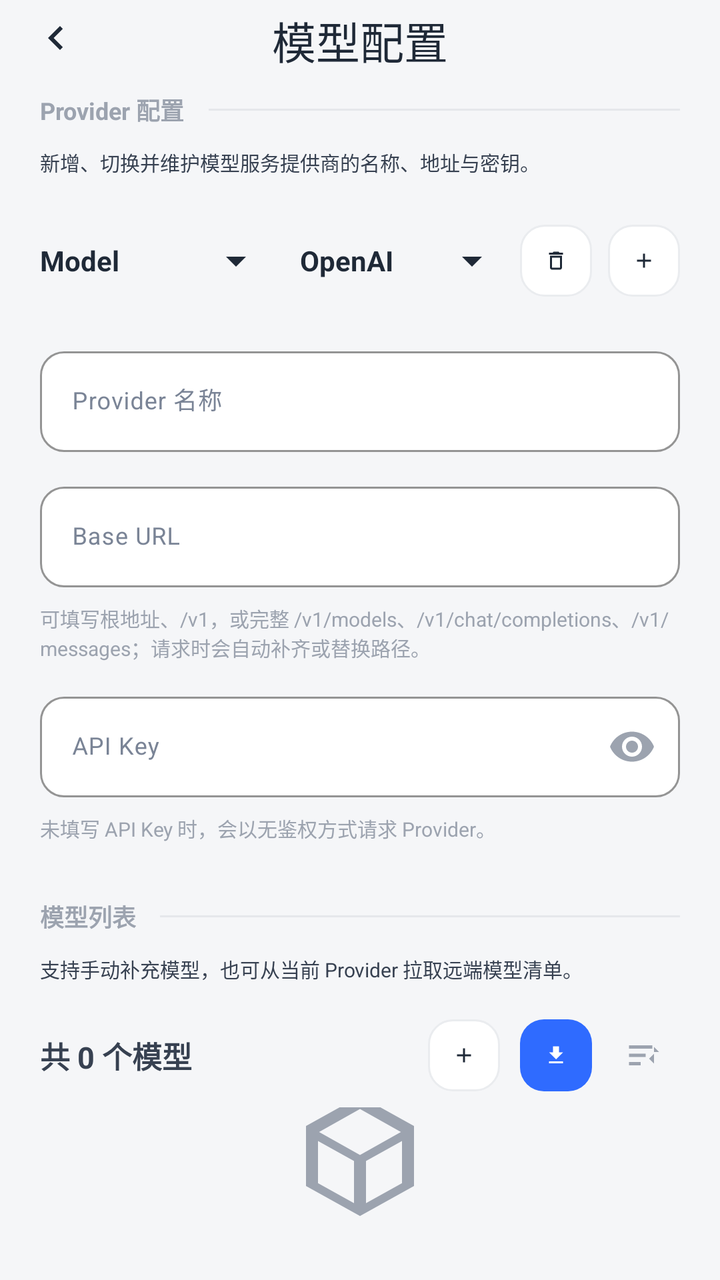
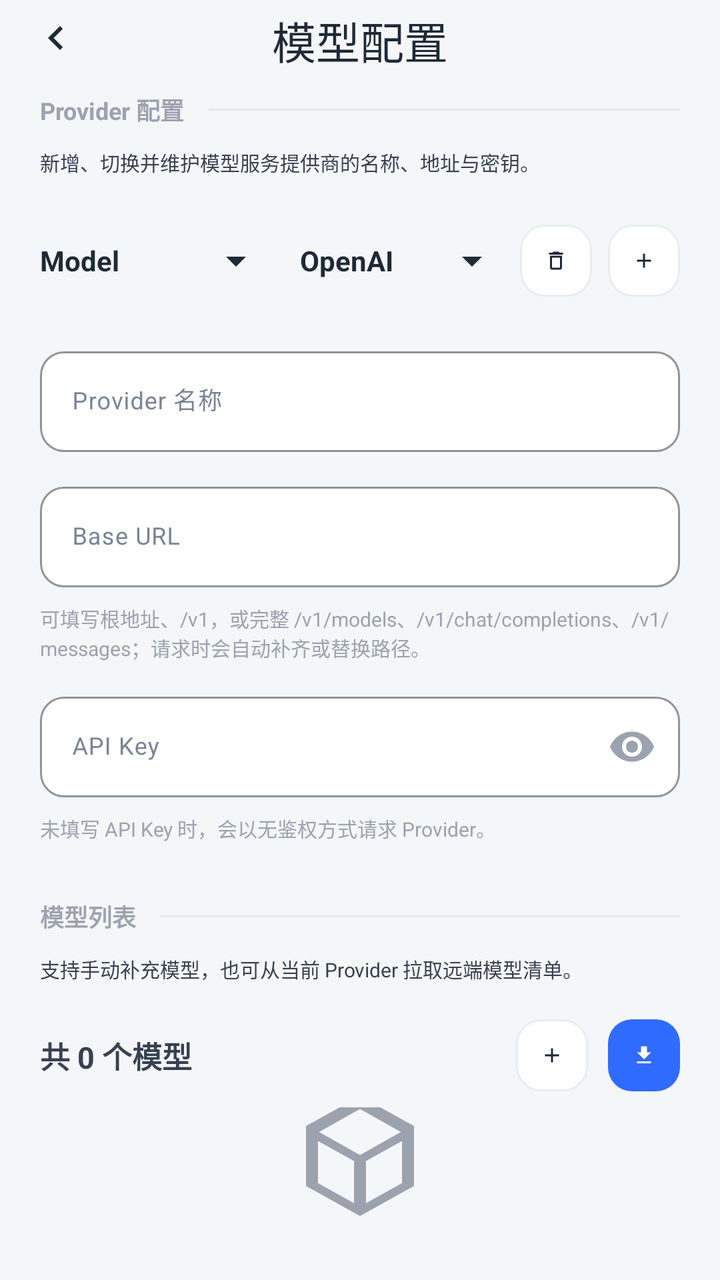

Screens rendered from an Android XML layout before and after an edit, with the pre-edit source and the edit as a unified diff.
<!-- AndroidManifest.xml: application theme Theme.ManTou -->
<!-- res/layout/activity_model_setting.xml -->
<?xml version="1.0" encoding="utf-8"?>
<LinearLayout xmlns:android="http://schemas.android.com/apk/res/android"
    xmlns:tools="http://schemas.android.com/tools"
    xmlns:app="http://schemas.android.com/apk/res-auto"
    android:id="@+id/main"
    android:layout_width="match_parent"
    android:layout_height="match_parent"
    android:orientation="vertical"
    android:background="#F5F6F8"
    tools:context=".view.ModelSettingActivity">

    
    <com.google.android.material.appbar.MaterialToolbar
        android:id="@+id/toolbar"
        android:layout_width="match_parent"
        android:layout_height="38dp"
        android:background="#F5F6F8"
        app:title="模型配置"
        app:titleCentered="true"
        app:titleTextColor="#1F2937"
        app:titleTextAppearance="@style/TextAppearance.Material3.TitleLarge"
        app:navigationIcon="@drawable/ic_arrow_back"
        app:navigationIconTint="#1F2937" />

    
    <LinearLayout
        android:layout_width="match_parent"
        android:layout_height="0dp"
        android:layout_weight="1"
        android:orientation="vertical">

        <LinearLayout
            android:layout_width="match_parent"
            android:layout_height="match_parent"
            android:orientation="vertical"
            android:paddingHorizontal="20dp"
            android:paddingBottom="24dp">

            

            
            <LinearLayout
                android:layout_width="match_parent"
                android:layout_height="wrap_content"
                android:gravity="center_vertical"
                android:orientation="horizontal"
                android:layout_marginTop="8dp">

                <TextView
                    android:layout_width="wrap_content"
                    android:layout_height="wrap_content"
                    android:text="Provider 配置"
                    android:textColor="#9CA3AF"
                    android:textSize="12sp"
                    android:textStyle="bold" />

                <View
                    android:layout_width="0dp"
                    android:layout_height="1dp"
                    android:layout_marginStart="12dp"
                    android:layout_weight="1"
                    android:background="#E5E7EB" />
            </LinearLayout>

            
            <TextView
                android:layout_width="match_parent"
                android:layout_height="wrap_content"
                android:layout_marginTop="10dp"
                android:text="新增、切换并维护模型服务提供商的名称、地址与密钥。"
                android:textColor="#374151"
                android:textSize="10sp" />

            
            <LinearLayout
                android:layout_width="match_parent"
                android:layout_height="wrap_content"
                android:layout_marginTop="18dp"
                android:gravity="center_vertical"
                android:orientation="horizontal">

                
                <com.google.android.material.textfield.TextInputLayout
                    android:id="@+id/tilProvider"
                    style="@style/Widget.Material3.TextInputLayout.OutlinedBox"
                    android:layout_width="0dp"
                    android:layout_height="wrap_content"
                    android:layout_weight="1"
                    android:layout_marginEnd="8dp"
                    app:boxBackgroundColor="#FFFFFF"
                    app:boxCornerRadiusBottomEnd="12dp"
                    app:boxCornerRadiusBottomStart="12dp"
                    app:boxCornerRadiusTopEnd="12dp"
                    app:boxCornerRadiusTopStart="12dp"
                    app:boxStrokeColor="#EAECEF"
                    app:boxStrokeWidth="1dp"
                    app:boxStrokeWidthFocused="1dp"
                    app:endIconMode="dropdown_menu"
                    app:endIconTint="#1F2937"
                    app:hintEnabled="false">

                    <AutoCompleteTextView
                        android:id="@+id/actvProvider"
                        android:layout_width="match_parent"
                        android:layout_height="match_parent"
                        android:background="@android:color/transparent"
                        android:clickable="true"
                        android:ellipsize="end"
                        android:focusable="false"
                        android:inputType="none"
                        android:maxLines="1"
                        android:text="Model"
                        android:textColor="#1F2937"
                        android:textSize="14sp"
                        android:textStyle="bold" />
                </com.google.android.material.textfield.TextInputLayout>

                
                <com.google.android.material.textfield.TextInputLayout
                    android:id="@+id/tilProvider2"
                    style="@style/Widget.Material3.TextInputLayout.OutlinedBox"
                    android:layout_width="wrap_content"
                    android:layout_height="wrap_content"
                    app:boxBackgroundColor="#FFFFFF"
                    app:boxCornerRadiusBottomEnd="12dp"
                    app:boxCornerRadiusBottomStart="12dp"
                    app:boxCornerRadiusTopEnd="12dp"
                    app:boxCornerRadiusTopStart="12dp"
                    app:boxStrokeColor="#EAECEF"
                    app:boxStrokeWidth="1dp"
                    app:boxStrokeWidthFocused="1dp"
                    app:endIconMode="dropdown_menu"
                    app:endIconTint="#1F2937"
                    app:hintEnabled="false">

                    <AutoCompleteTextView
                        android:id="@+id/actvProvider2"
                        android:layout_width="110dp"
                        android:layout_height="wrap_content"
                        android:background="@android:color/transparent"
                        android:clickable="true"
                        android:focusable="false"
                        android:inputType="none"
                        android:text="OpenAI"
                        android:textColor="#1F2937"
                        android:textSize="14sp"
                        android:textStyle="bold" />
                </com.google.android.material.textfield.TextInputLayout>

                
                <ImageView
                    android:id="@+id/btnDeleteProvider"
                    android:layout_width="36dp"
                    android:layout_height="36dp"
                    android:background="@drawable/bg_card_white_rounded"
                    android:contentDescription="删除"
                    android:padding="12dp"
                    android:src="@drawable/ic_delete_outline" />

                
                <ImageView
                    android:id="@+id/btnAddProvider"
                    android:layout_width="36dp"
                    android:layout_height="36dp"
                    android:layout_marginStart="8dp"
                    android:background="@drawable/bg_card_white_rounded"
                    android:contentDescription="新增"
                    android:padding="12dp"
                    android:src="@drawable/ic_plus" />
            </LinearLayout>

            
            <com.google.android.material.textfield.TextInputLayout
                style="@style/Widget.Material3.TextInputLayout.OutlinedBox"
                android:layout_width="match_parent"
                android:layout_height="wrap_content"
                android:layout_marginTop="16dp"
                android:hint="Provider 名称"
                app:boxBackgroundColor="#FFFFFF"
                app:boxCornerRadiusBottomEnd="12dp"
                app:boxCornerRadiusBottomStart="12dp"
                app:boxCornerRadiusTopEnd="12dp"
                app:boxCornerRadiusTopStart="12dp"
                app:boxStrokeColor="#EAECEF"
                app:boxStrokeWidth="1dp"
                app:hintTextColor="#9CA3AF">

                <com.google.android.material.textfield.TextInputEditText
                    android:id="@+id/etProviderName"
                    android:layout_width="match_parent"
                    android:layout_height="wrap_content"
                    android:inputType="text"
                    android:textColor="#1F2937"
                    android:textSize="12sp" />
            </com.google.android.material.textfield.TextInputLayout>

            
            <com.google.android.material.textfield.TextInputLayout
                style="@style/Widget.Material3.TextInputLayout.OutlinedBox"
                android:layout_width="match_parent"
                android:layout_height="wrap_content"
                android:layout_marginTop="12dp"
                android:hint="Base URL"
                app:boxBackgroundColor="#FFFFFF"
                app:boxCornerRadiusBottomEnd="12dp"
                app:boxCornerRadiusBottomStart="12dp"
                app:boxCornerRadiusTopEnd="12dp"
                app:boxCornerRadiusTopStart="12dp"
                app:boxStrokeColor="#EAECEF"
                app:boxStrokeWidth="1dp"
                app:hintTextColor="#9CA3AF">

                <com.google.android.material.textfield.TextInputEditText
                    android:id="@+id/etBaseUrl"
                    android:layout_width="match_parent"
                    android:layout_height="wrap_content"
                    android:inputType="textUri"
                    android:textColor="#1F2937"
                    android:textColorHint="#9CA3AF"
                    android:textSize="12sp" />
            </com.google.android.material.textfield.TextInputLayout>

            
            <TextView
                android:layout_width="match_parent"
                android:layout_height="wrap_content"
                android:layout_marginTop="8dp"
                android:text="可填写根地址、/v1，或完整 /v1/models、/v1/chat/completions、/v1/messages；请求时会自动补齐或替换路径。"
                android:textColor="#9CA3AF"
                android:textSize="10sp" />

            
            <com.google.android.material.textfield.TextInputLayout
                style="@style/Widget.Material3.TextInputLayout.OutlinedBox"
                android:layout_width="match_parent"
                android:layout_height="wrap_content"
                android:layout_marginTop="12dp"
                android:hint="API Key"
                app:boxBackgroundColor="#FFFFFF"
                app:boxCornerRadiusBottomEnd="12dp"
                app:boxCornerRadiusBottomStart="12dp"
                app:boxCornerRadiusTopEnd="12dp"
                app:boxCornerRadiusTopStart="12dp"
                app:boxStrokeColor="#EAECEF"
                app:boxStrokeWidth="1dp"
                app:endIconMode="password_toggle"
                app:endIconTint="#9CA3AF"
                app:hintTextColor="#9CA3AF">

                <com.google.android.material.textfield.TextInputEditText
                    android:id="@+id/etApiKey"
                    android:layout_width="match_parent"
                    android:layout_height="wrap_content"
                    android:inputType="textPassword"
                    android:textColor="#1F2937"
                    android:textColorHint="#9CA3AF"
                    android:textSize="12sp" />
            </com.google.android.material.textfield.TextInputLayout>

            
            <TextView
                android:layout_width="match_parent"
                android:layout_height="wrap_content"
                android:layout_marginTop="8dp"
                android:text="未填写 API Key 时，会以无鉴权方式请求 Provider。"
                android:textColor="#9CA3AF"
                android:textSize="10sp" />

            

            
            <LinearLayout
                android:layout_width="match_parent"
                android:layout_height="wrap_content"
                android:layout_marginTop="28dp"
                android:gravity="center_vertical"
                android:orientation="horizontal">

                <TextView
                    android:layout_width="wrap_content"
                    android:layout_height="wrap_content"
                    android:text="模型列表"
                    android:textColor="#9CA3AF"
                    android:textSize="12sp"
                    android:textStyle="bold" />

                <View
                    android:layout_width="0dp"
                    android:layout_height="1dp"
                    android:layout_marginStart="12dp"
                    android:layout_weight="1"
                    android:background="#E5E7EB" />
            </LinearLayout>

            
            <TextView
                android:layout_width="match_parent"
                android:layout_height="wrap_content"
                android:layout_marginTop="10dp"
                android:text="支持手动补充模型，也可从当前 Provider 拉取远端模型清单。"
                android:textColor="#374151"
                android:textSize="10sp" />

            
            <LinearLayout
                android:layout_width="match_parent"
                android:layout_height="wrap_content"
                android:layout_marginTop="18dp"
                android:gravity="center_vertical"
                android:orientation="horizontal">

                <TextView
                    android:id="@+id/tvModelCount"
                    android:layout_width="wrap_content"
                    android:layout_height="wrap_content"
                    android:text="共 0 个模型"
                    android:textColor="#374151"
                    android:textSize="15sp"
                    android:textStyle="bold" />

                <Space
                    android:layout_width="0dp"
                    android:layout_height="0dp"
                    android:layout_weight="1" />

                
                <ImageView
                    android:id="@+id/btnAddModel"
                    android:layout_width="36dp"
                    android:layout_height="36dp"
                    android:background="@drawable/bg_card_white_rounded"
                    android:contentDescription="添加模型"
                    android:padding="12dp"
                    android:src="@drawable/ic_plus" />

                
                <ImageView
                    android:id="@+id/btnRefreshModels"
                    android:layout_width="36dp"
                    android:layout_height="36dp"
                    android:layout_marginStart="10dp"
                    android:background="@drawable/bg_blue_rounded"
                    android:contentDescription="拉取远端模型"
                    android:padding="12dp"
                    android:src="@drawable/ic_download" />

                
                <ImageView
                    android:id="@+id/btnSortModels"
                    android:layout_width="36dp"
                    android:layout_height="36dp"
                    android:layout_marginStart="8dp"
                    android:background="@android:color/transparent"
                    android:contentDescription="排序"
                    android:padding="8dp"
                    android:src="@drawable/ic_sort_list" />
            </LinearLayout>

            
            <FrameLayout
                android:layout_width="match_parent"
                android:layout_height="0dp"
                android:layout_marginTop="8dp"
                android:layout_weight="1">
                <androidx.recyclerview.widget.RecyclerView
                    android:id="@+id/rvModelList"
                    android:layout_width="match_parent"
                    android:layout_height="match_parent"
                    android:clipToPadding="false"
                    android:nestedScrollingEnabled="true"
                    android:overScrollMode="ifContentScrolls"
                    android:paddingBottom="8dp"
                    android:scrollbars="vertical" />
                
                <LinearLayout
                    android:id="@+id/emptyModelState"
                    android:layout_width="match_parent"
                    android:layout_height="match_parent"
                    android:gravity="center"
                    android:orientation="vertical">

                    <ImageView
                        android:layout_width="72dp"
                        android:layout_height="72dp"
                        android:contentDescription="@null"
                        android:src="@drawable/ic_package_empty" />

                    <TextView
                        android:layout_width="wrap_content"
                        android:layout_height="wrap_content"
                        android:layout_marginTop="14dp"
                        android:text="请添加模型！"
                        android:textColor="#6B7280"
                        android:textSize="15sp"
                        android:textStyle="bold" />
                </LinearLayout>
            </FrameLayout>

        </LinearLayout>
    </LinearLayout>
</LinearLayout>
<!-- resources referenced by this layout -->
<resources>
  <!-- drawable ic_sort_list (drawable) -->
  <vector xmlns:android="http://schemas.android.com/apk/res/android"
      android:width="24dp"
      android:height="24dp"
      android:viewportWidth="24"
      android:viewportHeight="24"
      android:tint="#9CA3AF">
      <path
          android:fillColor="@android:color/white"
          android:pathData="M3,6h14v2H3zM3,11h10v2H3zM3,16h7v2H3zM18,11v6l-3,-3z" />
      <path
          android:fillColor="@android:color/white"
          android:pathData="M18,7l3,3h-3z" />
  </vector>
  <style name="Theme.ManTou" parent="Base.Theme.ManTou" />
  <style name="Base.Theme.ManTou" parent="Theme.Material3.Light.NoActionBar">
          <item name="colorPrimary">@color/mt_primary</item>
          <item name="colorOnPrimary">@color/mt_on_primary</item>
          <item name="colorPrimaryContainer">@color/mt_surface_blue</item>
          <item name="colorOnPrimaryContainer">@color/mt_primary_dark</item>
          <item name="colorSecondary">@color/mt_primary_dark</item>
          <item name="colorOnSecondary">@color/mt_on_primary</item>
          <item name="colorSurface">@color/mt_surface</item>
          <item name="colorOnSurface">@color/mt_text_primary</item>
          <item name="colorSurfaceVariant">@color/mt_surface_soft</item>
          <item name="colorOnSurfaceVariant">@color/mt_text_secondary</item>
          <item name="android:colorBackground">@color/mt_background</item>
          <item name="colorOutline">@color/mt_outline</item>
          <item name="colorError">@color/mt_error</item>
          <item name="android:colorAccent">@color/mt_primary</item>
          <item name="android:fontFamily">sans-serif</item>
          <item name="android:statusBarColor">@color/mt_surface</item>
          <item name="android:navigationBarColor">@color/mt_surface</item>
          <item name="android:windowLightStatusBar">true</item>
          <item name="android:windowLightNavigationBar">true</item>
          <item name="android:windowBackground">@color/mt_background</item>
      </style>
  <color name="mt_primary">#2F80ED</color>
  <color name="mt_on_primary">#FFFFFF</color>
  <color name="mt_surface_blue">#EAF3FF</color>
  <color name="mt_primary_dark">#1F5FBF</color>
  <color name="mt_surface">#FFFFFF</color>
  <color name="mt_text_primary">#202535</color>
  <color name="mt_surface_soft">#F5F8FE</color>
  <color name="mt_text_secondary">#7A8496</color>
  <color name="mt_background">#FAFBFF</color>
  <color name="mt_outline">#E2E8F3</color>
  <color name="mt_error">#E65353</color>
  <!-- unchanged entries left out for length: 7 -->
</resources>

<!-- the commit's change to res/layout/activity_model_setting.xml (unified diff, before → after) -->
@@ -344,16 +344,6 @@
                     android:padding="12dp"
                     android:src="@drawable/ic_download" />
 
-                
-                <ImageView
-                    android:id="@+id/btnSortModels"
-                    android:layout_width="36dp"
-                    android:layout_height="36dp"
-                    android:layout_marginStart="8dp"
-                    android:background="@android:color/transparent"
-                    android:contentDescription="排序"
-                    android:padding="8dp"
-                    android:src="@drawable/ic_sort_list" />
             </LinearLayout>
 
             
<!-- resource entries referenced after the edit -->
@@ -1,19 +1,5 @@
 <!-- resources referenced by this layout -->
 <resources>
-  <!-- drawable ic_sort_list (drawable) -->
-  <vector xmlns:android="http://schemas.android.com/apk/res/android"
-      android:width="24dp"
-      android:height="24dp"
-      android:viewportWidth="24"
-      android:viewportHeight="24"
-      android:tint="#9CA3AF">
-      <path
-          android:fillColor="@android:color/white"
-          android:pathData="M3,6h14v2H3zM3,11h10v2H3zM3,16h7v2H3zM18,11v6l-3,-3z" />
-      <path
-          android:fillColor="@android:color/white"
-          android:pathData="M18,7l3,3h-3z" />
-  </vector>
   <style name="Theme.ManTou" parent="Base.Theme.ManTou" />
   <style name="Base.Theme.ManTou" parent="Theme.Material3.Light.NoActionBar">
           <item name="colorPrimary">@color/mt_primary</item>
@@ -36,6 +22,9 @@
           <item name="android:windowLightStatusBar">true</item>
           <item name="android:windowLightNavigationBar">true</item>
           <item name="android:windowBackground">@color/mt_background</item>
+          <item name="android:alertDialogTheme">@style/ThemeOverlay.ManTou.GlassAlertDialog</item>
+          <item name="alertDialogTheme">@style/ThemeOverlay.ManTou.GlassAlertDialog</item>
+          <item name="materialAlertDialogTheme">@style/ThemeOverlay.ManTou.GlassAlertDialog</item>
       </style>
   <color name="mt_primary">#2F80ED</color>
   <color name="mt_on_primary">#FFFFFF</color>
@@ -48,6 +37,36 @@
   <color name="mt_background">#FAFBFF</color>
   <color name="mt_outline">#E2E8F3</color>
   <color name="mt_error">#E65353</color>
+  <style name="ThemeOverlay.ManTou.GlassAlertDialog" parent="ThemeOverlay.ManTou.GlassAlertDialog.Base" />
+  <style name="ThemeOverlay.ManTou.GlassAlertDialog.Base" parent="ThemeOverlay.Material3.MaterialAlertDialog">
+          <item name="android:windowBackground">@drawable/bg_dialog_glass</item>
+          <item name="android:colorBackgroundFloating">@color/mt_dialog_glass</item>
+          <item name="android:backgroundDimEnabled">true</item>
+          <item name="android:backgroundDimAmount">0.28</item>
+          <item name="backgroundTint">@android:color/transparent</item>
+          <item name="backgroundInsetStart">24dp</item>
+          <item name="backgroundInsetEnd">24dp</item>
+          <item name="backgroundInsetTop">24dp</item>
+          <item name="backgroundInsetBottom">24dp</item>
+          <item name="colorSurface">@color/mt_dialog_glass</item>
+          <item name="shapeAppearanceOverlay">@style/ShapeAppearance.ManTou.Dialog</item>
+      </style>
+  <!-- drawable bg_dialog_glass (drawable) -->
+  <?xml version="1.0" encoding="utf-8"?>
+  <shape xmlns:android="http://schemas.android.com/apk/res/android"
+      android:shape="rectangle">
+      <solid android:color="@color/mt_dialog_glass" />
+      <corners android:radius="24dp" />
+      <stroke
+          android:width="1dp"
+          android:color="@color/mt_dialog_glass_stroke" />
+  </shape>
+  <color name="mt_dialog_glass">#EFFFFFFF</color>
+  <style name="ShapeAppearance.ManTou.Dialog" parent="">
+          <item name="cornerFamily">rounded</item>
+          <item name="cornerSize">24dp</item>
+      </style>
+  <color name="mt_dialog_glass_stroke">#B8FFFFFF</color>
   <!-- unchanged entries left out for length: 7 -->
 </resources>
 
